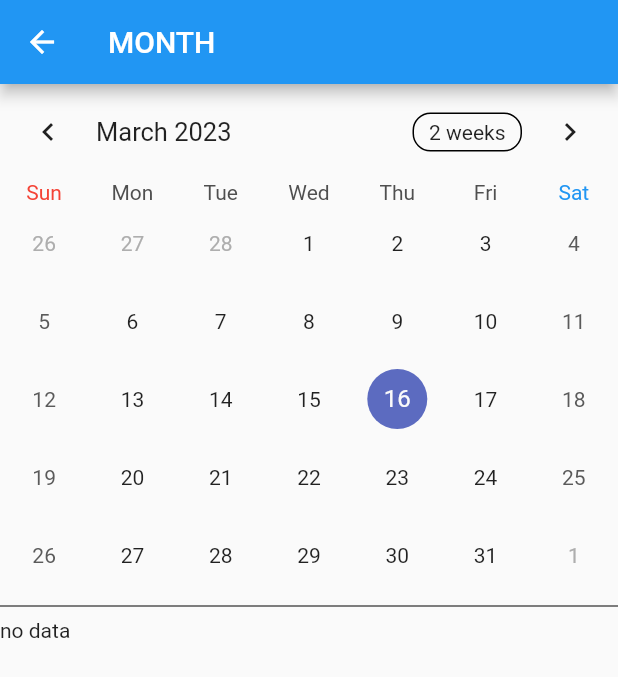
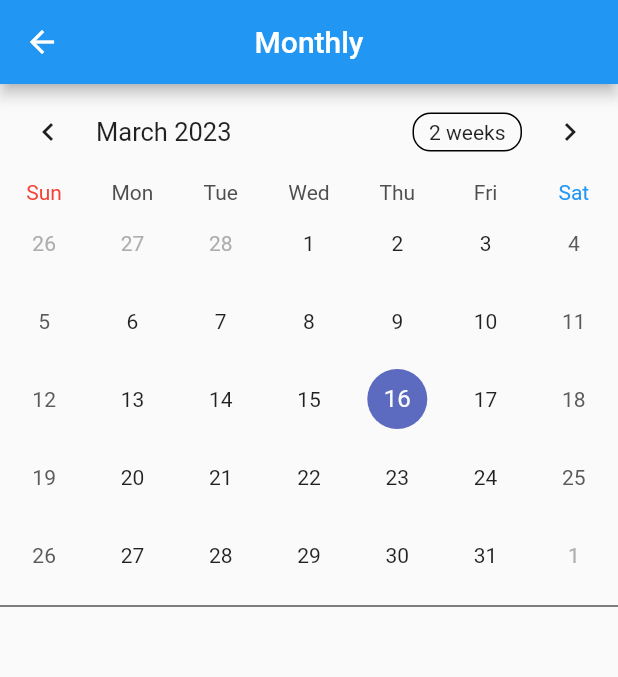
Before and after one commit to isaaclkh/LAB, a Flutter app: the Monthly screen opened directly, on a phone screen of 412 x 824 dp. Shown: the top 677 px of the screen. Run offline on Flutter 3.47's test engine with Material 2 defaults, Android fonts, the phone set to English and light mode, and no system bars; drawn by our look-alikes of table_calendar; our stand-ins replace cloud_firestore, firebase_auth, firebase_core, firebase_storage, flutter_onboarding_slider, google_sign_in and 5 more; missing offline and left inert: calendar_appbar; accounts and stored records are empty.

Commit message:
NOT YET DONE

```diff
--- a/lib/Page/monthly.dart
+++ b/lib/Page/monthly.dart
@@ -1,4 +1,8 @@
+import 'dart:math';
+
+import 'package:calendar_appbar/calendar_appbar.dart';
 import 'package:flutter/material.dart';
+import 'package:pibo/components/monthComponent.dart';
 import 'package:provider/provider.dart';
 import 'package:table_calendar/table_calendar.dart';
 import 'package:intl/intl.dart';
@@ -15,55 +19,58 @@ class Monthly extends StatefulWidget {
 class _MonthlyState extends State<Monthly> {
   CalendarFormat _calendarFormat = CalendarFormat.month;
   late dynamic _focusedDay;
-  late dynamic _selectedDay = DateTime.now();
+  late dynamic _selectedDay;
   late dynamic _selectedEvents;
   DateTime today = DateTime.now();
 
-  late String userFeel;
-  late String userDate;
+  @override
+  void initState() {
+    setState(() {
+      _selectedDay = DateTime.now();
+      _focusedDay = DateTime.now();
+    });
+    super.initState();
+  }
 
-  String get sd => _selectedDay.toString();
+  late ApplicationState appState;
 
   @override
   Widget build(BuildContext context) {
+    appState = Provider.of<ApplicationState>(context);
+
     return Scaffold(
       appBar: AppBar(
-        title: const Text('MONTH'),
+        title: Text('Monthly'),
+        centerTitle: true,
       ),
-      body: Consumer<ApplicationState>(
-        builder: (context, appState, _){
-
-          return Column(
+      body: Column(
           mainAxisAlignment: MainAxisAlignment.start,
           crossAxisAlignment: CrossAxisAlignment.start,
           children: [
             TableCalendar(
-                firstDay:DateTime.utc(today.year-1, today.month, today.day),  // 사용자가 접근할 수 있는 첫 날짜
-                lastDay: DateTime.utc(today.year+10, today.month, today.day), // 사용자가 접근할 수 있는 마지막 날짜
-                focusedDay: today,  // 자동 포커스 된 오늘 날짜
-                calendarFormat: _calendarFormat,  // month , 2 weeks, week
-                onFormatChanged: (format){   // month, 2 weeks, week 모드 바꿀 때 상태 변화
-                  setState((){
-                    _calendarFormat = format;
-                  });
-                },
-                selectedDayPredicate: (day){  // 오늘이 아닌 다른 날짜를 선택했을 경우 포커스
+              firstDay: DateTime.now().subtract(Duration(days: 365*10 + 2)),
+              lastDay: DateTime.now().add(Duration(days: 365*10 + 2)),
+              focusedDay: _focusedDay,
+              selectedDayPredicate: (day) {
                 return isSameDay(_selectedDay, day);
               },
-                onDaySelected: (selectedDay, focusedDay){
-                  if (!isSameDay(_selectedDay, selectedDay)) {
+              onDaySelected: (selectedDay, focusedDay) {
                 setState(() {
                   _selectedDay = selectedDay;
                   _focusedDay = focusedDay;
-                      print(_selectedDay.toString().split(" ",)[0]);
-                      appState.getF(_selectedDay.toString().split(" ",)[0]);
-                      //_selectedEvents = _getEventsForDay(selectedDay);
+                  appState.getF(selectedDay.toString().split(" ",)[0]);
                 });
-                  }
+
+                print(selectedDay.toString().split(" ",)[0]);
               },
               onPageChanged: (focusedDay) {
                 _focusedDay = focusedDay;
-                  print(focusedDay);
+              },
+              calendarFormat: _calendarFormat,
+              onFormatChanged: (format) {
+                setState(() {
+                  _calendarFormat = format;
+                });
               },
               calendarBuilders: CalendarBuilders( // Custom ui
                 dowBuilder: (context, day) {
@@ -79,17 +86,35 @@ class _MonthlyState extends State<Monthly> {
                 },
               ),
             ),
-              const Divider(
-                  color: Colors.black
+            const Divider(color: Colors.black),
+            Consumer<ApplicationState>(
+              builder: (context, appState, _){
+                return Container(
+                  height: 200,
+                  child: ListView.builder(
+                    itemCount: appState.fee.length,
+                    itemBuilder: (context, index){
+                      return Padding(
+                        padding: EdgeInsets.all(20),
+                        child: Card(
+                          elevation: 0.0,
+                          child: ListTile(
+                            title: Row(
+                              children: [
+                                Text(appState.fee[index].date),
+                                Text(appState.fee[index].feel),
+                              ],
                             ),
-
-              appState.noF?
-                  const Text('no data'):
-                  Column(children: [Text(appState.fee.first.feel)],),
-            ],
+                          ),
+                        ),
                       );
                     }
                   ),
                 );
               }
+            ),
+          ],
+        ),
+      );
   }
+}
--- a/lib/Provider/appState.dart
+++ b/lib/Provider/appState.dart
@@ -75,8 +75,9 @@ class ApplicationState extends ChangeNotifier{
     });
   }
 
-  Future<void> getF(String date) async{
+  Future<void> getF(String date) async {
     await Firebase.initializeApp(options: DefaultFirebaseOptions.currentPlatform);
+    print('provider '+date);
 
     FirebaseFirestore.instance.collection("users").doc(userName).collection("감정").doc(date).snapshots().listen((snapshot) {
       if(snapshot.exists){
@@ -87,11 +88,12 @@ class ApplicationState extends ChangeNotifier{
         );
       }
       else{
+        _noF = true;
         _f=[];
-        _noF = true;
       }
     });
 
+    notifyListeners();
   }
 
   Future<void> getDiary() async{
--- a/pubspec.yaml
+++ b/pubspec.yaml
@@ -48,6 +48,7 @@ dependencies:
   lottie: ^2.2.0
   table_calendar: ^3.0.8
   intl: ^0.17.0
+  calendar_appbar: ^0.0.6
 
 dev_dependencies:
   flutter_test:
```
Also changed, not shown: lib/components/monthComponent.dart (added, +44 -0 lines), pubspec.lock. Lines whose indentation alone changed are shown as unchanged.
